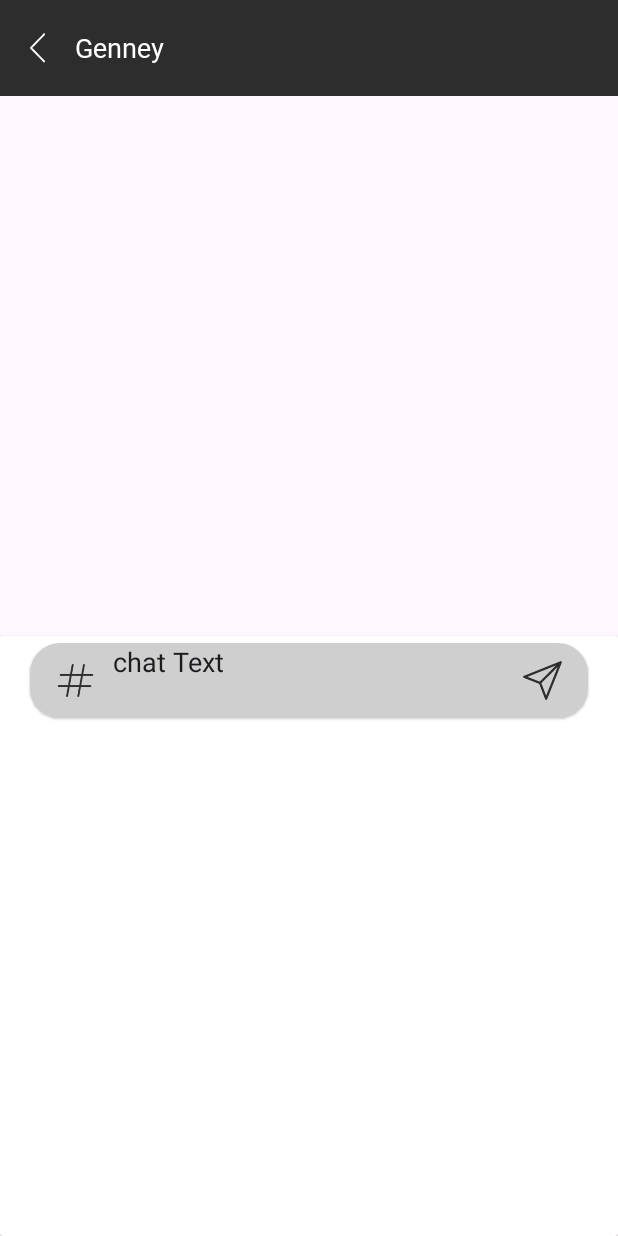
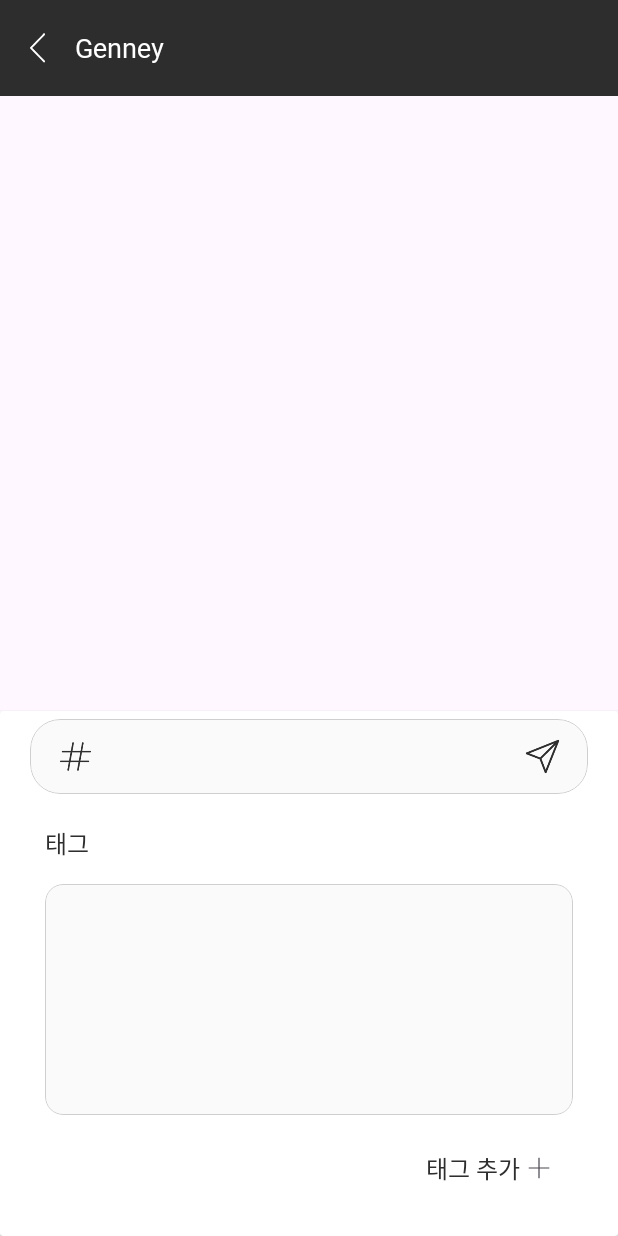
Before and after one commit to wooj1nBot/Genfit, an Android app: the ChatActivity screen opened directly, with no data from a screen before it, on a phone screen of 412 x 824 dp. Run offline under Robolectric (Android 15) with nearby library versions, the phone set to English and light mode, and no system bars.

Commit message:
수정함

```diff
--- /dev/null
+++ b/app/src/main/res/drawable/add_48px.xml
@@ -0,0 +1,10 @@
+<vector xmlns:android="http://schemas.android.com/apk/res/android"
+    android:width="48dp"
+    android:height="48dp"
+    android:viewportWidth="960"
+    android:viewportHeight="960"
+    android:tint="?attr/colorControlNormal">
+  <path
+      android:fillColor="@android:color/white"
+      android:pathData="M464.61,740L464.61,495.39L220,495.39L220,464.61L464.61,464.61L464.61,220L495.39,220L495.39,464.61L740,464.61L740,495.39L495.39,495.39L495.39,740L464.61,740Z"/>
+</vector>
--- a/app/src/main/res/layout/activity_chat.xml
+++ b/app/src/main/res/layout/activity_chat.xml
@@ -26,6 +26,7 @@
             android:id="@+id/textView"
             android:layout_width="wrap_content"
             android:layout_height="wrap_content"
+            android:layout_centerInParent="false"
             android:layout_centerVertical="true"
             android:layout_toEndOf="@id/back"
             android:fontFamily="@font/pd_regu"
@@ -41,56 +42,136 @@
 
     <androidx.cardview.widget.CardView
         android:layout_width="match_parent"
-        android:layout_height="400dp"
-        app:cardUseCompatPadding="false" >
+        android:layout_height="350dp"
+        app:cardUseCompatPadding="false">
+
+        <LinearLayout
+            android:layout_width="match_parent"
+            android:layout_height="match_parent"
+            android:orientation="vertical">
 
             <RelativeLayout
                 android:layout_width="match_parent"
-            android:layout_height="60dp">
+                android:layout_height="wrap_content">
 
-            <androidx.cardview.widget.CardView
+                <com.google.android.material.card.MaterialCardView
                     android:layout_width="match_parent"
                     android:layout_height="wrap_content"
                     android:layout_centerVertical="true"
                     android:layout_marginStart="20dp"
+                    android:layout_marginTop="5dp"
                     android:layout_marginEnd="20dp"
-                app:cardBackgroundColor="#CFCFCF"
+                    android:layout_marginBottom="5dp"
+                    app:cardBackgroundColor="#FAFAFA"
                     app:cardCornerRadius="20dp"
-                app:cardElevation="1dp" >
+                    app:cardElevation="0dp"
+                    app:strokeColor="#CFCFCF"
+                    app:strokeWidth="0.4dp">
 
                     <LinearLayout
                         android:layout_width="match_parent"
-                    android:layout_height="match_parent"
+                        android:layout_height="wrap_content"
                         android:orientation="horizontal">
 
                         <ImageView
                             android:id="@+id/imageView2"
                             android:layout_width="50dp"
                             android:layout_height="50dp"
+                            android:layout_gravity="center_vertical"
                             android:layout_marginStart="5dp"
-                        android:padding="10dp"
+                            android:padding="12dp"
                             app:srcCompat="@drawable/tag" />
 
                         <EditText
                             android:id="@+id/editTextText"
-                        android:layout_width="wrap_content"
+                            android:layout_width="0dp"
                             android:layout_height="wrap_content"
+                            android:layout_gravity="center_vertical"
                             android:layout_weight="1"
                             android:background="@null"
-                        android:ems="10"
-                        android:inputType="text"
-                        android:text="chat Text" />
+                            android:inputType="textMultiLine"
+                            android:maxLines="4"
+                            android:minHeight="40dp"
+                            android:paddingTop="5dp"
+                            android:paddingBottom="5dp" />
 
                         <ImageView
                             android:id="@+id/imageView3"
                             android:layout_width="50dp"
                             android:layout_height="50dp"
+                            android:layout_gravity="center_vertical"
                             android:layout_marginEnd="5dp"
-                        android:padding="10dp"
+                            android:padding="12dp"
                             app:srcCompat="@drawable/send" />
 
                     </LinearLayout>
-            </androidx.cardview.widget.CardView>
+                </com.google.android.material.card.MaterialCardView>
             </RelativeLayout>
+
+            <LinearLayout
+                android:layout_width="match_parent"
+                android:layout_height="match_parent"
+                android:orientation="vertical"
+                android:paddingStart="30dp"
+                android:paddingEnd="30dp">
+
+                <TextView
+                    android:id="@+id/textView5"
+                    android:layout_width="wrap_content"
+                    android:layout_height="wrap_content"
+                    android:layout_centerVertical="true"
+                    android:layout_marginTop="15dp"
+                    android:fontFamily="@font/pd_light"
+                    android:text="태그"
+                    android:textColor="#2E2E2E"
+                    android:textSize="16sp" />
+
+                <com.google.android.material.card.MaterialCardView
+                    android:layout_width="match_parent"
+                    android:layout_height="wrap_content"
+                    android:layout_marginTop="15dp"
+                    android:layout_weight="1"
+                    app:cardBackgroundColor="#FAFAFA"
+                    app:strokeColor="#CFCFCF"
+                    app:strokeWidth="0.5dp">
+
+                    <GridView
+                        android:layout_width="match_parent"
+                        android:layout_height="wrap_content" />
+                </com.google.android.material.card.MaterialCardView>
+
+                <RelativeLayout
+                    android:layout_width="wrap_content"
+                    android:layout_height="wrap_content"
+                    android:layout_gravity="end"
+                    android:layout_marginTop="10dp"
+                    android:layout_marginBottom="20dp"
+                    android:padding="10dp">
+
+                    <TextView
+                        android:id="@+id/textView2"
+                        android:layout_width="wrap_content"
+                        android:layout_height="wrap_content"
+                        android:layout_centerVertical="true"
+                        android:fontFamily="@font/pd_light"
+                        android:text="태그 추가"
+                        android:textColor="#2E2E2E"
+                        android:textSize="16sp" />
+
+                    <ImageView
+                        android:id="@+id/imageView6"
+                        android:layout_width="25dp"
+                        android:layout_height="25dp"
+                        android:layout_centerVertical="true"
+                        android:layout_gravity="end"
+                        android:layout_marginTop="5dp"
+                        android:layout_toEndOf="@id/textView2"
+                        app:srcCompat="@drawable/add_48px" />
+                </RelativeLayout>
+
+            </LinearLayout>
+
+        </LinearLayout>
+
     </androidx.cardview.widget.CardView>
 </LinearLayout>
--- a/app/src/main/res/layout/activity_home.xml
+++ b/app/src/main/res/layout/activity_home.xml
@@ -162,16 +162,11 @@
             android:paddingBottom="10dp">
 
             <LinearLayout
-                android:layout_width="294dp"
-                android:layout_height="match_parent"
-                android:orientation="horizontal"></LinearLayout>
-
-            <LinearLayout
                 android:layout_width="match_parent"
                 android:layout_height="match_parent"
                 android:orientation="horizontal">
 
-                <LinearLayout
+                <RelativeLayout
                     android:layout_width="match_parent"
                     android:layout_height="match_parent"
                     android:gravity="center_vertical"
@@ -180,6 +175,7 @@
                     <LinearLayout
                         android:layout_width="117dp"
                         android:layout_height="match_parent"
+                        android:layout_alignParentEnd="true"
                         android:gravity="center_horizontal|center_vertical">
 
                         <Spinner
@@ -199,7 +195,7 @@
 
 
                     </LinearLayout>
-                </LinearLayout>
+                </RelativeLayout>
             </LinearLayout>
         </LinearLayout>
 
@@ -215,7 +211,6 @@
                 android:layout_height="match_parent"
                 android:paddingBottom="60dp"
                 android:gravity="center|center_horizontal|center_vertical"
-                android:horizontalSpacing="-50dp"
                 android:numColumns="2"
                 android:verticalSpacing="20dp">
 
--- a/app/src/main/res/layout/grid_item_home.xml
+++ b/app/src/main/res/layout/grid_item_home.xml
@@ -1,15 +1,18 @@
 <?xml version="1.0" encoding="utf-8"?>
 <RelativeLayout xmlns:android="http://schemas.android.com/apk/res/android"
-    android:layout_width="190dp"
+    xmlns:app="http://schemas.android.com/apk/res-auto"
+    android:layout_width="match_parent"
     android:layout_height="wrap_content"
-    xmlns:app="http://schemas.android.com/apk/res-auto"
+    android:layout_marginStart="20dp"
     android:orientation="vertical">
+
     <LinearLayout
+        android:layout_width="match_parent"
+        android:layout_height="wrap_content"
         android:layout_marginLeft="10dp"
         android:layout_marginRight="10dp"
-        android:layout_width="match_parent"
-        android:layout_height="wrap_content"
         android:orientation="vertical">
+
         <androidx.cardview.widget.CardView
 
             android:id="@+id/card_view"
@@ -26,17 +29,18 @@
 
         <LinearLayout
             android:layout_width="match_parent"
-            android:layout_height="5dp"/>
+            android:layout_height="5dp" />
+
         <LinearLayout
             android:layout_width="match_parent"
             android:layout_height="wrap_content"
             android:orientation="horizontal">
-        <de.hdodenhof.circleimageview.CircleImageView
-            xmlns:app="http://schemas.android.com/apk/res-auto"
+
+            <de.hdodenhof.circleimageview.CircleImageView xmlns:app="http://schemas.android.com/apk/res-auto"
+                android:id="@+id/chat_img"
                 android:layout_width="35dp"
                 android:layout_height="30dp"
-            android:id="@+id/chat_img"
-            android:src="@drawable/basic_img"/>
+                android:src="@drawable/basic_img" />
 
             <LinearLayout
                 android:layout_width="match_parent"
@@ -53,10 +57,11 @@
                     android:layout_height="wrap_content"
                     android:layout_weight="1"
                     android:textSize="15dp" />
+
                 <LinearLayout
+                    android:id="@+id/heart"
                     android:layout_width="match_parent"
                     android:layout_height="match_parent"
-                android:id="@+id/heart"
                     android:layout_weight="1.3">
 
                     <ImageView
```
Lines whose indentation alone changed are shown as unchanged.
